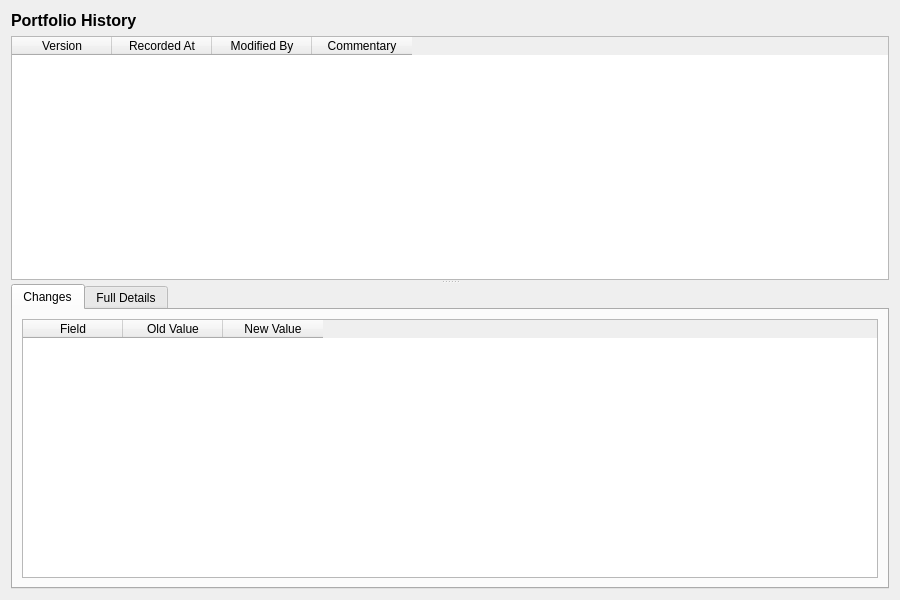
Above: projects/ores.qt/ui/PortfolioHistoryDialog.ui from OreStudio/OreStudio before the change. Below: the same form after it.
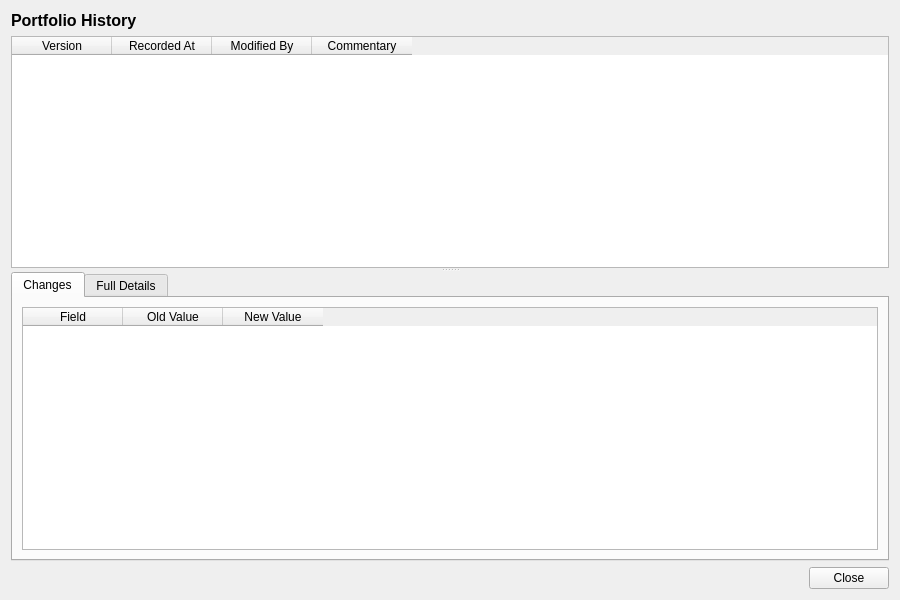
That is the form after the change.

Commit message: [qt] Remove toolbars from detail dialogs; add Close button throughout

Diff of the .ui file:
```diff
--- a/projects/ores.qt/ui/PortfolioHistoryDialog.ui
+++ b/projects/ores.qt/ui/PortfolioHistoryDialog.ui
@@ -262,6 +262,27 @@
      </widget>
     </widget>
    </item>
+   <item>
+    <layout class="QHBoxLayout" name="buttonLayout">
+     <item>
+      <spacer name="horizontalSpacer">
+       <property name="orientation">
+        <enum>Qt::Horizontal</enum>
+       </property>
+       <property name="sizeHint" stdset="0">
+        <size><width>40</width><height>20</height></size>
+       </property>
+      </spacer>
+     </item>
+     <item>
+      <widget class="QPushButton" name="closeButton">
+       <property name="text">
+        <string>Close</string>
+       </property>
+      </widget>
+     </item>
+    </layout>
+   </item>
   </layout>
  </widget>
  <resources/>
```
Left out of the diff: 6 changed lines with no effect on the pictures. The commit also changes 201 other files.
